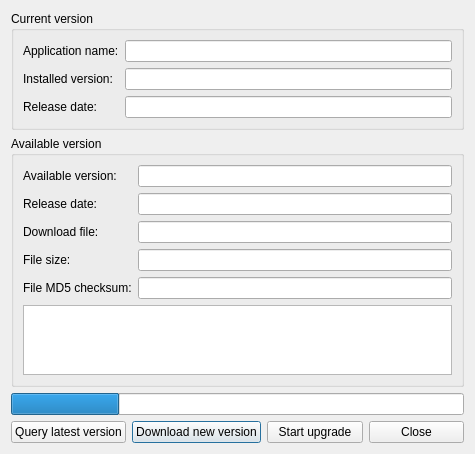
Before: the Qt Designer form src-app/ui/update.ui in dsaiko/qwatch, drawn with Qt 5.
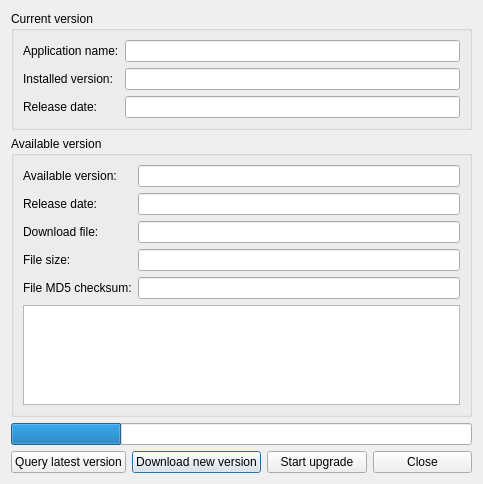
After: the same form once the commit is applied.

The edit to the form file:
```diff
--- a/src-app/ui/update.ui
+++ b/src-app/ui/update.ui
@@ -6,8 +6,8 @@
    <rect>
     <x>0</x>
     <y>0</y>
-    <width>475</width>
-    <height>425</height>
+    <width>483</width>
+    <height>484</height>
    </rect>
   </property>
   <property name="windowTitle">
```
